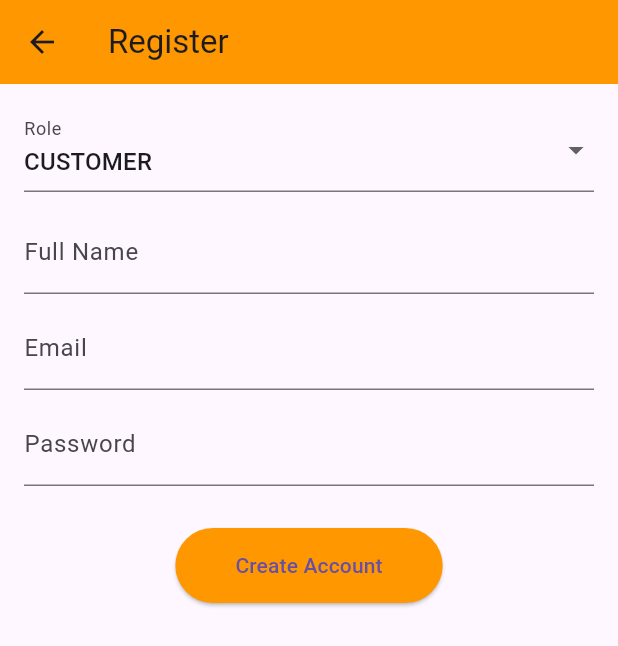
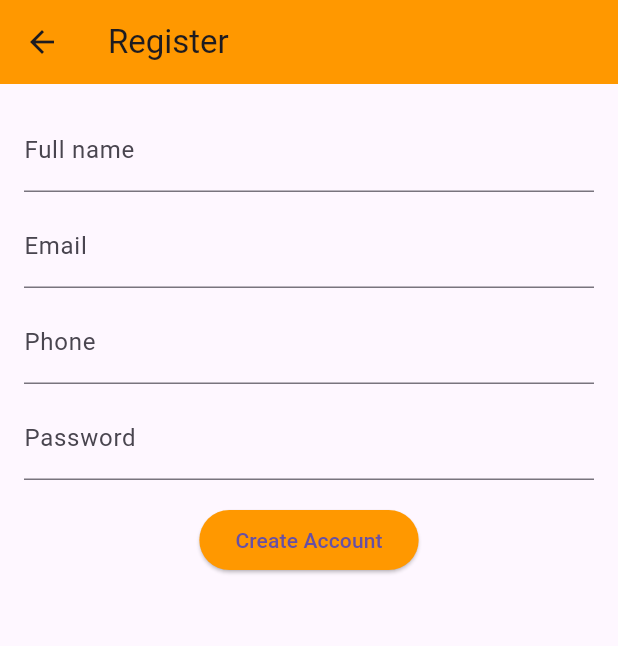
Before and after one commit to motlatsi0205/Alfred, a Flutter app: the RegisterScreen screen opened directly, on a phone screen of 412 x 824 dp. Shown: the top 646 px of the screen. Run offline on Flutter 3.47's test engine with Material 3 defaults, Android fonts, the phone set to English and light mode, and no system bars; our stand-ins replace cloud_firestore, firebase_auth, firebase_core, firebase_storage, shared_preferences; accounts and stored records are empty.

Commit message:
conditional display of Store and Driver IDs, fulfilling that request. I've also reverted register_screen.dart to remove the role dropdown, added a phone field, and updated auth_service.dart to save the customer's phone number. All adjustments based on user feedback are complete

```diff
--- a/lib/screens/register_screen.dart
+++ b/lib/screens/register_screen.dart
@@ -9,63 +9,30 @@ class RegisterScreen extends StatefulWidget {
 }
 
 class _RegisterScreenState extends State<RegisterScreen> {
-  // Common controllers
   final _name = TextEditingController();
   final _email = TextEditingController();
   final _pass = TextEditingController();
-  final _phone = TextEditingController();
-
-  // Store-specific controllers
-  final _storeName = TextEditingController();
-  final _location = TextEditingController();
-
-  // Driver-specific controllers
-  final _vehiclePlate = TextEditingController();
-
-  String _selectedRole = 'customer';
+  final _phone = TextEditingController(); // Phone field controller
   bool _loading = false;
 
   Future<void> _register() async {
     setState(() => _loading = true);
     try {
-      switch (_selectedRole) {
-        case 'customer':
-          await AuthService.registerCustomer(
+      // We will update the auth service to accept the phone number
+      final user = await AuthService.registerCustomer(
         _name.text.trim(),
         _email.text.trim(),
         _pass.text.trim(),
+        _phone.text.trim(),
       );
-          break;
-        case 'store':
-          await AuthService.createStoreAccount(
-            storeName: _storeName.text.trim(),
-            email: _email.text.trim(),
-            password: _pass.text.trim(),
-            location: _location.text.trim(),
-            phone: _phone.text.trim(),
-          );
-          break;
-        case 'driver':
-          await AuthService.createDriverAccount(
-            name: _name.text.trim(),
-            email: _email.text.trim(),
-            password: _pass.text.trim(),
-            phone: _phone.text.trim(),
-            vehiclePlate: _vehiclePlate.text.trim(),
-          );
-          break;
+      if (!mounted) return;
+      if (user != null) {
+        ScaffoldMessenger.of(context).showSnackBar(const SnackBar(content: Text('Registered successfully')));
+        Navigator.pop(context); // go back to login
       }
-
-      if (!mounted) return;
-      ScaffoldMessenger.of(context).showSnackBar(
-        const SnackBar(content: Text('Registered successfully')),
-      );
-      Navigator.pop(context); // go back to login
     } catch (e) {
       if (!mounted) return;
-      ScaffoldMessenger.of(context).showSnackBar(
-        SnackBar(content: Text(e.toString())),
-      );
+      ScaffoldMessenger.of(context).showSnackBar(SnackBar(content: Text(e.toString())));
     } finally {
       if (mounted) {
         setState(() => _loading = false);
@@ -76,93 +43,22 @@ class _RegisterScreenState extends State<RegisterScreen> {
   @override
   Widget build(BuildContext context) {
     return Scaffold(
-      appBar: AppBar(
-        title: const Text('Register'),
-        backgroundColor: Colors.orange,
-      ),
-      body: SingleChildScrollView(
+      appBar: AppBar(title: const Text('Register'), backgroundColor: Colors.orange),
+      body: Padding(
         padding: const EdgeInsets.all(16),
         child: Column(
           children: [
-            // Role selection
-            DropdownButtonFormField<String>(
-              value: _selectedRole,
-              decoration: const InputDecoration(labelText: 'Role'),
-              items: ['customer', 'store', 'driver'].map((role) {
-                return DropdownMenuItem(
-                  value: role,
-                  child: Text(role.toUpperCase()),
-                );
-              }).toList(),
-              onChanged: (value) {
-                if (value != null) {
-                  setState(() => _selectedRole = value);
-                }
-              },
-            ),
-            const SizedBox(height: 12),
-
-            // Common fields
-            if (_selectedRole == 'customer' || _selectedRole == 'driver')
-              TextField(
-                controller: _name,
-                decoration: const InputDecoration(labelText: 'Full Name'),
-              ),
-            if (_selectedRole == 'store')
-              TextField(
-                controller: _storeName,
-                decoration: const InputDecoration(labelText: 'Store Name'),
-              ),
+            TextField(controller: _name, decoration: const InputDecoration(labelText: 'Full name')),
             const SizedBox(height: 8),
-            TextField(
-              controller: _email,
-              decoration: const InputDecoration(labelText: 'Email'),
-            ),
+            TextField(controller: _email, decoration: const InputDecoration(labelText: 'Email')),
             const SizedBox(height: 8),
-            TextField(
-              controller: _pass,
-              decoration: const InputDecoration(labelText: 'Password'),
-              obscureText: true,
-            ),
+            TextField(controller: _phone, decoration: const InputDecoration(labelText: 'Phone')), // Phone field
             const SizedBox(height: 8),
-
-            // Conditional fields
-            if (_selectedRole == 'store' || _selectedRole == 'driver')
-              TextField(
-                controller: _phone,
-                decoration: const InputDecoration(labelText: 'Phone Number'),
-              ),
-
-            if (_selectedRole == 'store')
-              Padding(
-                padding: const EdgeInsets.only(top: 8),
-                child: TextField(
-                  controller: _location,
-                  decoration: const InputDecoration(labelText: 'Location'),
-                ),
-              ),
-
-            if (_selectedRole == 'driver')
-              Padding(
-                padding: const EdgeInsets.only(top: 8),
-                child: TextField(
-                  controller: _vehiclePlate,
-                  decoration: const InputDecoration(labelText: 'Vehicle Plate'),
-                ),
-              ),
-
-            const SizedBox(height: 20),
-            _loading
-                ? const CircularProgressIndicator()
-                : ElevatedButton(
+            TextField(controller: _pass, decoration: const InputDecoration(labelText: 'Password'), obscureText: true),
+            const SizedBox(height: 16),
+            _loading ? const CircularProgressIndicator() : ElevatedButton(
               onPressed: _register,
-                    style: ElevatedButton.styleFrom(
-                      backgroundColor: Colors.orange,
-                      padding: const EdgeInsets.symmetric(
-                        horizontal: 40,
-                        vertical: 15,
-                      ),
-                    ),
+              style: ElevatedButton.styleFrom(backgroundColor: Colors.orange),
               child: const Text('Create Account'),
             ),
           ],
--- a/lib/services/auth_service.dart
+++ b/lib/services/auth_service.dart
@@ -17,13 +17,14 @@ class AuthService {
   }
 
   // register customer
-  static Future<User?> registerCustomer(String name, String email, String password) async {
+  static Future<User?> registerCustomer(String name, String email, String password, String phone) async {
     final cred = await auth.createUserWithEmailAndPassword(email: email, password: password);
     final uid = cred.user!.uid;
     await db.collection('users').doc(uid).set({
       'uid': uid,
       'name': name,
-      'email': email, // Add email to the document
+      'email': email,
+      'phone': phone,
       'role': 'customer',
       'createdAt': FieldValue.serverTimestamp(),
     });
```
Lines whose indentation alone changed are shown as unchanged.
